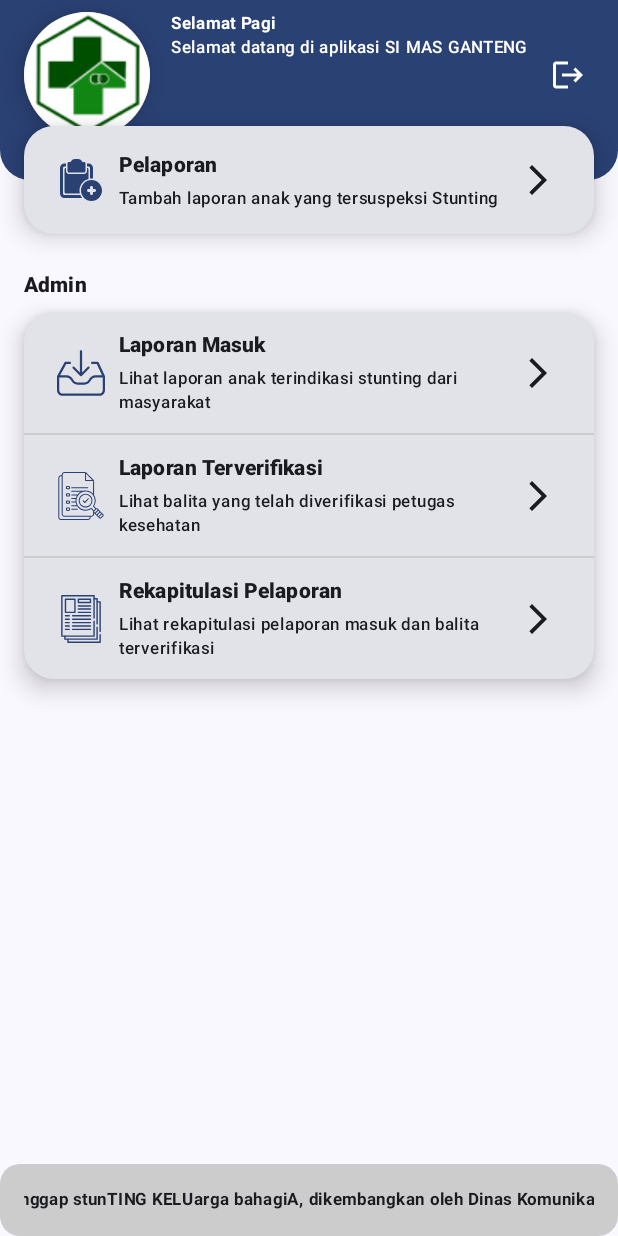
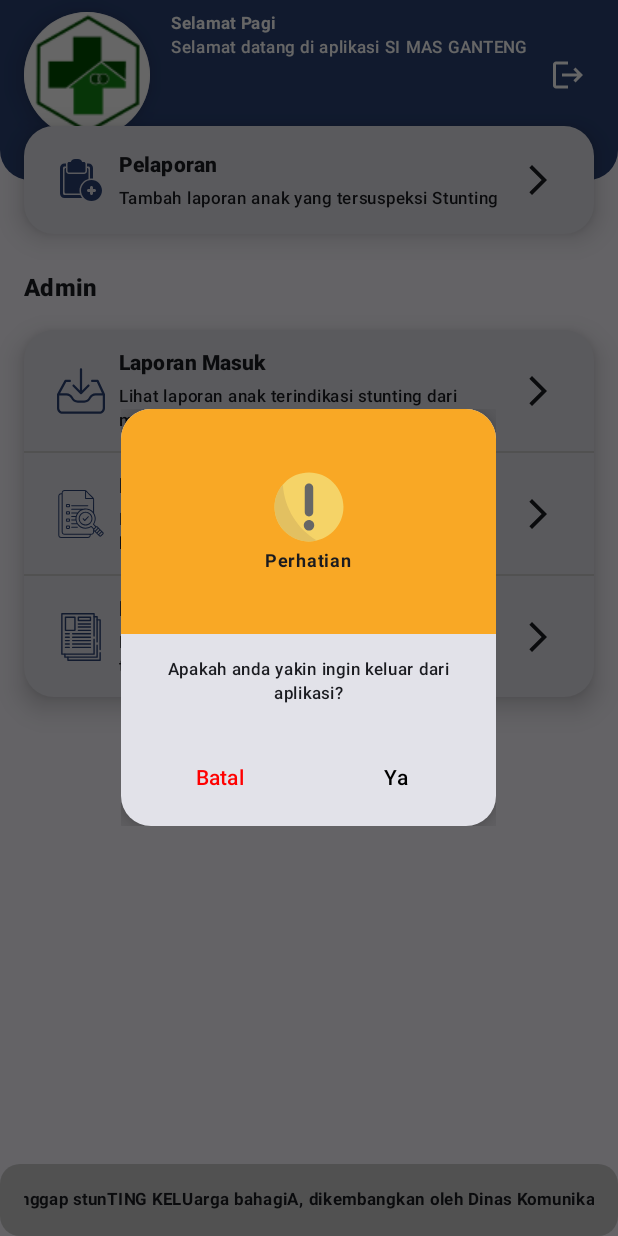
Before and after one commit to sizoune/AplikasiStunting, an Android app built with Jetpack Compose: the composable DashboardScreen shown on its own in the app's theme, after a tap on "keluar", on a phone screen of 412 x 824 dp. Run offline under Robolectric (Android 15) with nearby library versions, the phone set to English and light mode, and no system bars; our stand-ins replace Dagger/Hilt's generated code, Firebase (no records; nobody signed in at launch, a user with empty details on screens opened directly), constraintlayout-compose; libraries missing offline, so code that uses them is left out: com.ramcosta.composedestinations; 10 statements that could not run were skipped.

```diff
--- a/app/build.gradle
+++ b/app/build.gradle
@@ -45,7 +45,7 @@ android {
         compose true
     }
     composeOptions {
-        kotlinCompilerExtensionVersion '1.4.1'
+        kotlinCompilerExtensionVersion '1.4.5'
     }
     packagingOptions {
         resources {
--- /dev/null
+++ b/app/src/main/java/com/kominfotabalong/simasganteng/ui/component/GoogleSignOut.kt
@@ -0,0 +1,36 @@
+package com.kominfotabalong.simasganteng.ui.component
+
+import androidx.compose.runtime.Composable
+import androidx.compose.runtime.LaunchedEffect
+import androidx.compose.ui.platform.LocalContext
+import androidx.compose.ui.window.Dialog
+import androidx.hilt.navigation.compose.hiltViewModel
+import com.kominfotabalong.simasganteng.data.model.GoogleAuthResponse
+import com.kominfotabalong.simasganteng.ui.screen.login.LoginViewModel
+import com.kominfotabalong.simasganteng.util.showToast
+
+@Composable
+fun GoogleSignOut(
+    viewModel: LoginViewModel = hiltViewModel(),
+    navigateToLoginScreen: (signedIn: Boolean) -> Unit
+) {
+    val context = LocalContext.current
+    when (val signOutResponse = viewModel.signOutResponse) {
+        is GoogleAuthResponse.Loading -> {
+            Dialog(onDismissRequest = {}) {
+                Loading()
+            }
+        }
+
+        is GoogleAuthResponse.Success -> signOutResponse.data?.let { signedOut ->
+            LaunchedEffect(signedOut) {
+                navigateToLoginScreen(signedOut)
+            }
+        }
+
+        is GoogleAuthResponse.Failure -> LaunchedEffect(Unit) {
+            signOutResponse.e.localizedMessage?.let { context.showToast(it) }
+            print(signOutResponse.e)
+        }
+    }
+}
--- a/app/src/main/java/com/kominfotabalong/simasganteng/ui/component/TopBar.kt
+++ b/app/src/main/java/com/kominfotabalong/simasganteng/ui/component/TopBar.kt
@@ -1,5 +1,6 @@
 package com.kominfotabalong.simasganteng.ui.component
 
+import androidx.compose.foundation.isSystemInDarkTheme
 import androidx.compose.material.icons.Icons
 import androidx.compose.material.icons.filled.ArrowBackIos
 import androidx.compose.material3.*
@@ -16,13 +17,14 @@ fun TopBar(
     destination: Destination,
     onBackClick: () -> Unit
 ) {
+    val titleColor=if (isSystemInDarkTheme()) Color.Black else Color.White
     TopAppBar(
         title = {
             Text(
                 text = destination.topBarTitle(),
                 style = MaterialTheme.typography.labelLarge.copy(fontWeight = FontWeight.ExtraBold),
                 textAlign = TextAlign.Center,
-                color = Color.White,
+                color = titleColor,
             )
         },
         navigationIcon = {
@@ -32,7 +34,7 @@ fun TopBar(
                 Icon(
                     imageVector = Icons.Filled.ArrowBackIos,
                     contentDescription = "Kembali",
-                    tint = Color.White
+                    tint = titleColor
                 )
             }
         },
--- /dev/null
+++ b/app/src/main/java/com/kominfotabalong/simasganteng/ui/component/WarningDialog.kt
@@ -0,0 +1,109 @@
+package com.kominfotabalong.simasganteng.ui.component
+
+import androidx.compose.foundation.Image
+import androidx.compose.foundation.background
+import androidx.compose.foundation.isSystemInDarkTheme
+import androidx.compose.foundation.layout.Arrangement
+import androidx.compose.foundation.layout.Column
+import androidx.compose.foundation.layout.Row
+import androidx.compose.foundation.layout.fillMaxWidth
+import androidx.compose.foundation.layout.height
+import androidx.compose.foundation.layout.padding
+import androidx.compose.foundation.layout.size
+import androidx.compose.foundation.layout.width
+import androidx.compose.foundation.layout.wrapContentSize
+import androidx.compose.foundation.shape.RoundedCornerShape
+import androidx.compose.material3.Card
+import androidx.compose.material3.CardDefaults
+import androidx.compose.material3.MaterialTheme
+import androidx.compose.material3.Text
+import androidx.compose.material3.TextButton
+import androidx.compose.runtime.Composable
+import androidx.compose.ui.Alignment
+import androidx.compose.ui.Modifier
+import androidx.compose.ui.graphics.Color
+import androidx.compose.ui.res.painterResource
+import androidx.compose.ui.text.font.FontWeight
+import androidx.compose.ui.text.style.TextAlign
+import androidx.compose.ui.text.style.TextOverflow
+import androidx.compose.ui.unit.dp
+import androidx.compose.ui.window.Dialog
+import com.kominfotabalong.simasganteng.R
+import com.kominfotabalong.simasganteng.ui.theme.Yellow400
+
+@Composable
+fun WarningDialog(
+    showDialog: Boolean,
+    dialogDesc: String,
+    onDismiss: (Boolean) -> Unit,
+    onOkClick: () -> Unit,
+    modifier: Modifier = Modifier
+) {
+    if (showDialog)
+        Dialog(onDismissRequest = { onDismiss(false) }) {
+            Card(elevation = CardDefaults.cardElevation(10.dp), shape = RoundedCornerShape(20.dp)) {
+                Column(
+                    horizontalAlignment = Alignment.CenterHorizontally,
+                    verticalArrangement = Arrangement.Center,
+                    modifier = modifier
+                        .width(250.dp)
+                        .wrapContentSize()
+                ) {
+                    Column(
+                        horizontalAlignment = Alignment.CenterHorizontally,
+                        verticalArrangement = Arrangement.Center,
+                        modifier = modifier
+                            .fillMaxWidth()
+                            .height(150.dp)
+                            .background(Yellow400)
+                    ) {
+                        Image(
+                            painter = painterResource(id = R.drawable.ic_warning),
+                            contentDescription = "perhatian",
+                            modifier = modifier.size(48.dp)
+                        )
+                        Text(
+                            text = "Perhatian",
+                            overflow = TextOverflow.Ellipsis,
+                            style = MaterialTheme.typography.labelMedium.copy(
+                                fontWeight = FontWeight.Bold
+                            ),
+                            modifier = modifier.padding(top = 4.dp)
+                        )
+                    }
+                    Text(
+                        text = dialogDesc,
+                        overflow = TextOverflow.Ellipsis,
+                        style = MaterialTheme.typography.labelSmall,
+                        textAlign = TextAlign.Center,
+                        modifier = modifier.padding(16.dp)
+                    )
+                    Row(
+                        modifier = Modifier
+                            .padding(all = 8.dp),
+                        horizontalArrangement = Arrangement.Center
+                    ) {
+                        TextButton(
+                            modifier = Modifier.weight(1f),
+                            onClick = { onDismiss(false) }
+                        ) {
+                            Text(color = Color.Red, text = "Batal")
+                        }
+                        TextButton(
+                            modifier = Modifier.weight(1f),
+                            onClick = {
+                                onDismiss(false)
+                                onOkClick()
+                            }
+                        ) {
+                            Text(
+                                "Ya",
+                                color = if (isSystemInDarkTheme()) Color.White else Color.Black
+                            )
+                        }
+                    }
+                }
+            }
+
+        }
+}
--- a/app/src/main/java/com/kominfotabalong/simasganteng/ui/screen/dashboard/DashboardScreen.kt
+++ b/app/src/main/java/com/kominfotabalong/simasganteng/ui/screen/dashboard/DashboardScreen.kt
@@ -9,6 +9,10 @@ import androidx.compose.material.icons.filled.ArrowForwardIos
 import androidx.compose.material.icons.filled.Logout
 import androidx.compose.material3.*
 import androidx.compose.runtime.Composable
+import androidx.compose.runtime.getValue
+import androidx.compose.runtime.mutableStateOf
+import androidx.compose.runtime.remember
+import androidx.compose.runtime.setValue
 import androidx.compose.ui.Alignment
 import androidx.compose.ui.Modifier
 import androidx.compose.ui.draw.drawBehind
@@ -19,8 +23,13 @@ import androidx.compose.ui.text.font.FontWeight
 import androidx.compose.ui.unit.dp
 import androidx.constraintlayout.compose.ConstraintLayout
 import androidx.constraintlayout.compose.Dimension
+import androidx.hilt.navigation.compose.hiltViewModel
 import com.kominfotabalong.simasganteng.R
+import com.kominfotabalong.simasganteng.ui.component.GoogleSignOut
+import com.kominfotabalong.simasganteng.ui.component.WarningDialog
 import com.kominfotabalong.simasganteng.ui.screen.destinations.AddLaporanScreenDestination
+import com.kominfotabalong.simasganteng.ui.screen.destinations.LoginScreenDestination
+import com.kominfotabalong.simasganteng.ui.screen.login.LoginViewModel
 import com.ramcosta.composedestinations.annotation.Destination
 import com.ramcosta.composedestinations.navigation.DestinationsNavigator
 import java.util.*
@@ -30,10 +39,15 @@ import java.util.*
 @Destination
 fun DashboardScreen(
     modifier: Modifier = Modifier,
+    loginViewModel: LoginViewModel = hiltViewModel(),
     navigator: DestinationsNavigator
 ) {
     val rightNow: Calendar = Calendar.getInstance()
     val textBg = if (isSystemInDarkTheme()) Color.DarkGray else Color.LightGray
+    val titleColor = if (isSystemInDarkTheme()) Color.Black else Color.White
+    var showLogoutDialog by remember {
+        mutableStateOf(false)
+    }
 
     fun writeWelcomeUser(): String {
         return when (rightNow.get(Calendar.HOUR_OF_DAY)) {
@@ -54,6 +68,16 @@ fun DashboardScreen(
             }
         }
     }
+
+
+    WarningDialog(
+        showDialog = showLogoutDialog,
+        onDismiss = { dismiss -> showLogoutDialog = dismiss },
+        dialogDesc = "Apakah anda yakin ingin keluar dari aplikasi?",
+        onOkClick = {
+            loginViewModel.logOut()
+        })
+
 
     ConstraintLayout(modifier = modifier.fillMaxSize()) {
         val (background, content, adminTitle, adminContent, credit) = createRefs()
@@ -89,7 +113,7 @@ fun DashboardScreen(
                             style = MaterialTheme.typography.labelSmall.copy(
                                 fontWeight = FontWeight.Bold
                             ),
-                            color = Color.White,
+                            color = titleColor,
                             modifier = modifier
                                 .fillMaxWidth()
                                 .padding(start = 6.dp)
@@ -97,18 +121,20 @@ fun DashboardScreen(
                         Text(
                             text = "Selamat datang di aplikasi SI MAS GANTENG",
                             style = MaterialTheme.typography.labelSmall,
-                            color = Color.White,
+                            color = titleColor,
                             modifier = modifier
                                 .fillMaxWidth()
                                 .padding(start = 6.dp)
                         )
                     }
                 }
-                IconButton(onClick = { }, modifier = modifier.weight(0.1f)) {
+                IconButton(onClick = {
+                    showLogoutDialog = true
+                }, modifier = modifier.weight(0.1f)) {
                     Icon(
                         imageVector = Icons.Filled.Logout,
                         contentDescription = "keluar",
-                        tint = Color.White
+                        tint = titleColor
                     )
                 }
             }
@@ -139,12 +165,12 @@ fun DashboardScreen(
 
         Text(
             text = "Admin",
-            style = MaterialTheme.typography.labelLarge.copy(fontWeight = FontWeight.ExtraBold),
+            style = MaterialTheme.typography.titleMedium.copy(fontWeight = FontWeight.ExtraBold),
             modifier = modifier
                 .constrainAs(adminTitle) {
                     top.linkTo(content.bottom)
                 }
-                .padding(start = 16.dp, top = 24.dp, bottom = 8.dp)
+                .padding(start = 16.dp, top = 24.dp, bottom = 16.dp)
         )
 
         // Admin Area
@@ -212,6 +238,12 @@ fun DashboardScreen(
         )
     }
 
+    GoogleSignOut(navigateToLoginScreen = { signedOut ->
+        if (signedOut) {
+            navigator.navigate(LoginScreenDestination)
+        }
+    })
+
 }
 
 @Composable
--- a/app/src/main/java/com/kominfotabalong/simasganteng/ui/screen/login/LoginViewModel.kt
+++ b/app/src/main/java/com/kominfotabalong/simasganteng/ui/screen/login/LoginViewModel.kt
@@ -11,6 +11,7 @@ import com.kominfotabalong.simasganteng.data.model.GoogleAuthResponse
 import com.kominfotabalong.simasganteng.data.repository.GoogleAuthRepo
 import com.kominfotabalong.simasganteng.data.repository.OneTapSignInResponse
 import com.kominfotabalong.simasganteng.data.repository.SignInWithGoogleResponse
+import com.kominfotabalong.simasganteng.data.repository.SignOutResponse
 import dagger.hilt.android.lifecycle.HiltViewModel
 import kotlinx.coroutines.launch
 import javax.inject.Inject
@@ -20,6 +21,8 @@ class LoginViewModel @Inject constructor(
     private val repo: GoogleAuthRepo,
     val oneTapClient: SignInClient
 ) : ViewModel() {
+    var signOutResponse by mutableStateOf<SignOutResponse>(GoogleAuthResponse.Success(false))
+        private set
 
     val isUserAuthenticated get() = repo.isUserAuthenticatedInFirebase
 
@@ -41,4 +44,9 @@ class LoginViewModel @Inject constructor(
         oneTapSignInResponse = GoogleAuthResponse.Loading
         signInWithGoogleResponse = repo.firebaseSignInWithGoogle(googleCredential)
     }
+
+    fun logOut() = viewModelScope.launch {
+        signOutResponse = GoogleAuthResponse.Loading
+        signOutResponse = repo.signOut()
+    }
 }
--- a/app/src/main/java/com/kominfotabalong/simasganteng/ui/theme/Color.kt
+++ b/app/src/main/java/com/kominfotabalong/simasganteng/ui/theme/Color.kt
@@ -12,3 +12,4 @@ val Pink40 = Color(0xFF7D5260)
 
 val OverlayLight30 = Color(0x4DFFFFFF)
 val OverlayDark30 = Color(0x4D000000)
+val Yellow400 = Color(0xFFF9A825)
--- /dev/null
+++ b/app/src/main/res/drawable/ic_warning.xml
@@ -0,0 +1,16 @@
+<?xml version="1.0" encoding="utf-8"?>
+<vector xmlns:android="http://schemas.android.com/apk/res/android"
+    android:width="512dp"
+    android:height="512dp"
+    android:viewportWidth="512"
+    android:viewportHeight="512">
+    <path
+        android:pathData="M256,256m-245,0a245,245 0,1 1,490 0a245,245 0,1 1,-490 0"
+        android:fillColor="#f5d367" />
+    <path
+        android:pathData="m255.891,348.808a36.278,36.278 0,0 1,26.47 10.893,37.319 37.319,0 0,1 -52.831,52.722 37.254,37.254 0,0 1,26.361 -63.615zM255.891,88.685a30.065,30.065 0,0 1,30.065 30.064v174.069a30.065,30.065 0,0 1,-30.065 30.065,30.064 30.064,0 0,1 -30.064,-30.065v-174.069a30.064,30.064 0,0 1,30.064 -30.064z"
+        android:fillColor="#666" />
+    <path
+        android:pathData="m311.52,494.68a245.311,245.311 0,0 1,-55.52 6.32c-135.31,0 -245,-109.69 -245,-245a244.007,244.007 0,0 1,58.92 -159.37c10.22,169.11 104.5,315.54 241.6,398.05z"
+        android:fillColor="#e2c061" />
+</vector>
```
Also changed, not shown: app/src/main/res/drawable/info.xml (added, +24 -0 lines), build.gradle (+7 -2 lines).
